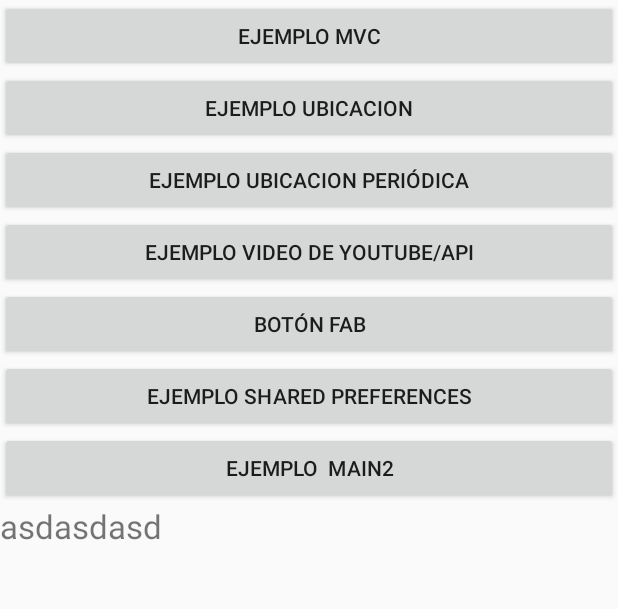
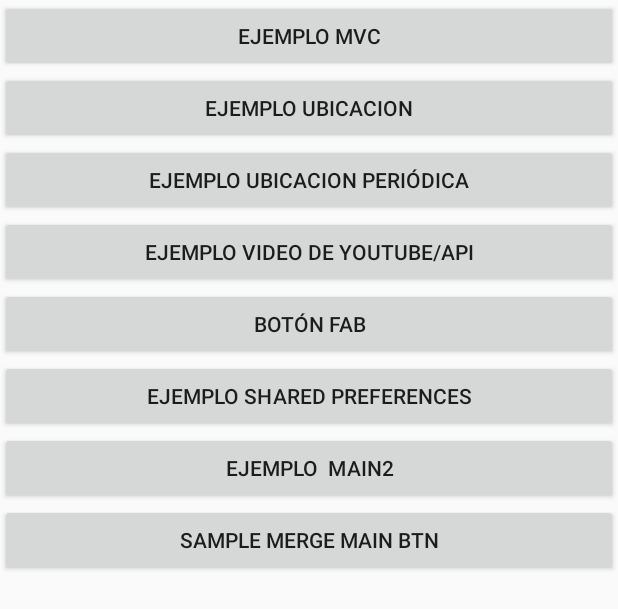
Before and after one commit to thundersoda/utils-sample, an Android app: the layout activity_main.xml on its own in the app's theme, with its tools: preview values and no code run, on a phone screen of 412 x 824 dp. Shown: the top 609 px of the screen. Run offline under Robolectric (Android 15) with nearby library versions, the phone set to English and light mode, and no system bars; network calls fail.

Commit message:
Added some buttons

```diff
--- a/app/build.gradle
+++ b/app/build.gradle
@@ -6,7 +6,7 @@ android {
         applicationId "py.com.thundersoda.samplestudio"
         minSdkVersion 14
         targetSdkVersion 28
-        versionCode 1
+        versionCode 10
         versionName "1.2"
         testInstrumentationRunner "androidx.test.runner.AndroidJUnitRunner"
     }
--- /dev/null
+++ b/app/src/main/java/py/com/thundersoda/samplestudio/SampleClass.java
@@ -0,0 +1,4 @@
+package py.com.thundersoda.samplestudio;
+
+public class SampleClass {
+}
--- a/app/src/main/res/layout/activity_main.xml
+++ b/app/src/main/res/layout/activity_main.xml
@@ -48,10 +48,10 @@
         android:layout_height="wrap_content"
         android:text="Ejemplo  Main2" />
 
-    <TextView
+    <Button
+        android:id="@+id/main_3Btn"
         android:layout_width="match_parent"
         android:layout_height="wrap_content"
-        android:textSize="22sp"
-        android:text="asdasdasd"/>
+        android:text="Sample Merge Main Btn" />
 
 </LinearLayout>
```
